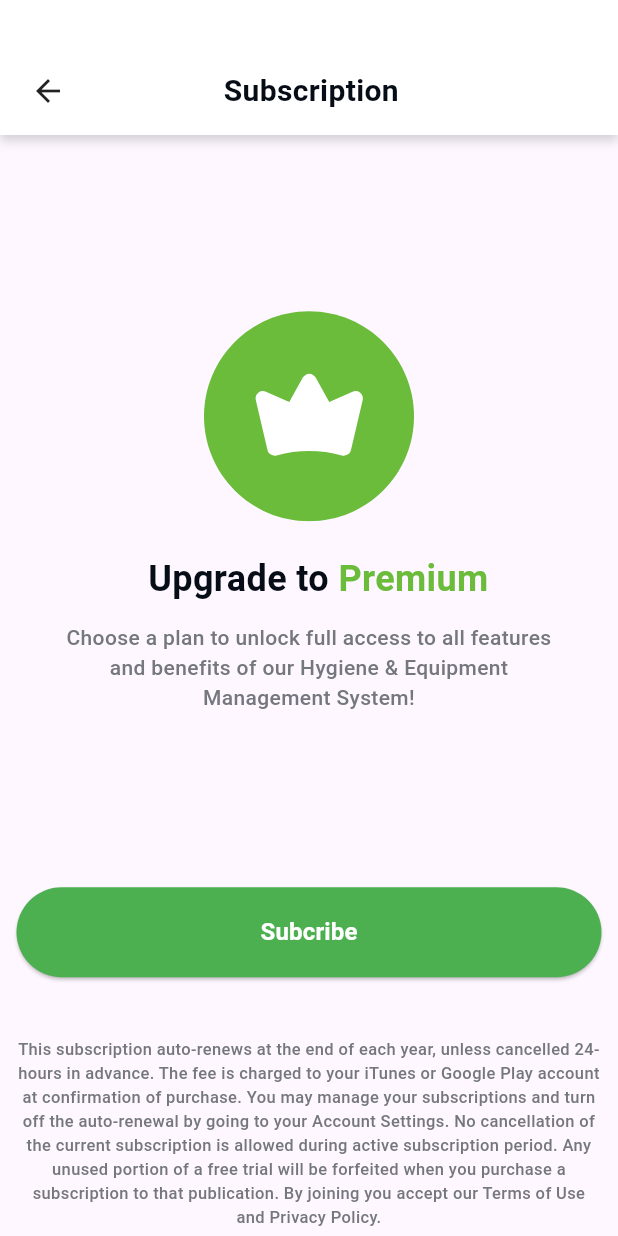
After one commit to indrajeet62051/food_checker, a Flutter app: the Subscription screen opened directly, on a phone screen of 412 x 824 dp. The commit adds this screen. Run offline on Flutter 3.47's test engine with Material 3 defaults, Android fonts, the phone set to English and light mode, and no system bars; our stand-ins replace dotted_border, flutter_svg, image_picker; Roboto replaces fonts that are missing (PlusJakartaSans); project files that could hold a hidden picture were left out.

Commit message:
sunnb_profile_ui

```diff
--- a/lib/screens/fragment_screen/profile/Sub_Profile_Screens/edit_profile.dart
+++ b/lib/screens/fragment_screen/profile/Sub_Profile_Screens/edit_profile.dart
@@ -88,7 +88,7 @@ Widget commAppBar({
         children: [
           Row(children: [
             Padding(
-              padding: const EdgeInsets.only(right: 105),
+              padding: const EdgeInsets.only(right: 130),
               child: GestureDetector(onTap:  onTap,
                   child: Icon(Icons.arrow_back)),
             ),
--- /dev/null
+++ b/lib/screens/fragment_screen/profile/Sub_Profile_Screens/subscription.dart
@@ -0,0 +1,89 @@
+import 'package:flutter/cupertino.dart';
+import 'package:flutter/material.dart';
+import 'package:flutter_svg/flutter_svg.dart';
+import 'package:food_checker/generated/assets.dart';
+import 'package:food_checker/screens/widget/common_button.dart';
+
+import '../../../../core/Constrants/color.dart';
+import '../../../widget/card.dart';
+import '../../../widget/text.dart';
+
+class Subscription extends StatefulWidget{
+  @override
+  State<StatefulWidget> createState() => subscription();
+
+
+}
+
+class subscription extends State<Subscription>{
+  @override
+  Widget build(BuildContext context) {
+    final ScreenHight = MediaQuery.of(context).size.height;
+    return Scaffold(
+
+      body: SingleChildScrollView(
+        child: Column(children: [
+          Container(
+            height: 90, width: ScreenWight,
+            decoration: BoxDecoration(
+              color: Colors.white,
+              boxShadow: [ BoxShadow(
+                color: graycol.withOpacity(0.3), blurRadius: 5, offset: Offset(0, 4),
+              )
+              ],),
+            child: Padding(
+              padding: const EdgeInsets.only(left: 20,right: 20),
+              child: Column(mainAxisAlignment: MainAxisAlignment.end,
+                children: [
+                  Row(children: [
+                    Padding(
+                      padding: const EdgeInsets.only(right: 105),
+                      child: GestureDetector(onTap:  () {
+                        Navigator.pop(context);
+                      },
+                          child: Icon(Icons.arrow_back)),
+                    ),
+
+                    commonText(text: "Subscription", txtSize: 20, color: black, fontWeight: FontWeight.w600,),
+                  ]),
+                  SizedBox(height: 15),
+                ],
+              ),
+            ),),
+          SizedBox(height:ScreenHight*0.6086,width: ScreenWight*0.9069,
+          child: Column(mainAxisAlignment: MainAxisAlignment.center,
+            children: [
+            SvgPicture.asset(Assets.iconsSubscription2),
+            Padding(
+              padding: const EdgeInsets.only(top: 21,bottom: 12),
+              child: Row(children: [SizedBox(width: ScreenWight*0.2039,),
+                commonText(text: "Upgrade to ", txtSize: 24,fontWeight: FontWeight.w700,color: black),
+                commonText(text: "Premium", txtSize: 24,fontWeight: FontWeight.w700,color: green)
+              ],),
+            ),
+            SizedBox(width: ScreenWight*0.8139,
+                child: Text(
+                  "Choose a plan to unlock full access to all features and benefits of our Hygiene & Equipment Management System!",
+                style: TextStyle(color: graycol,fontWeight: FontWeight.w500,fontSize: 14),textAlign: TextAlign.center,))
+            ],
+          ),),
+          SizedBox(width: ScreenWight*0.9069,height: 60,
+            child: commonButton(text: "Subcribe",onPress: () {
+              Navigator.pop(context);
+            },),
+          ),
+          SizedBox(height: 40,),
+          SizedBox(width: ScreenWight*0.9069,
+              child: Text(
+                "This subscription auto-renews at the end of each year, unless cancelled 24-hours in advance. The fee is charged to your iTunes or Google Play account at confirmation of purchase. You may manage your subscriptions and turn off the auto-renewal by going to your Account Settings. No cancellation of the current subscription is allowed during active subscription period. Any unused portion of a free trial will be forfeited when you purchase a subscription to that publication. By joining you accept our Terms of Use and Privacy Policy.",
+                style: TextStyle(color: graycol,fontWeight: FontWeight.w500,fontSize: 11),textAlign: TextAlign.center,))
+
+
+
+
+        ],),
+      ),
+    );
+  }
+
+}
--- a/lib/screens/fragment_screen/profile/profile_screen2.dart
+++ b/lib/screens/fragment_screen/profile/profile_screen2.dart
@@ -8,6 +8,7 @@ import 'package:food_checker/screens/widget/row.dart';
 import 'Sub_Profile_Screens/Language.dart';
 import 'Sub_Profile_Screens/change_password.dart';
 import 'Sub_Profile_Screens/edit_profile.dart';
+import 'Sub_Profile_Screens/subscription.dart';
 
 class ProfileScreen2 extends StatefulWidget {
   @override
@@ -33,7 +34,9 @@ class Profile_screen extends State<ProfileScreen2> {
       ProfileItem(imagePath: 'assets/icons/language.svg', rowText: 'Language',onTap: () {
         Navigator.push(context, MaterialPageRoute(builder: (context)=> Language()));
       },),
-      ProfileItem(imagePath: 'assets/icons/Subscription.svg', rowText: 'Subscription'),
+      ProfileItem(imagePath: 'assets/icons/Subscription.svg', rowText: 'Subscription',onTap: () {
+        Navigator.push(context, MaterialPageRoute(builder: (context)=> Subscription()));
+      },),
       ProfileItem(imagePath: 'assets/icons/Export.svg', rowText: 'Export'),
       ProfileItem(imagePath: 'assets/icons/delete_profile.svg', rowText: 'Delete Account',onTap: () {
         Navigator.push(context, MaterialPageRoute(builder: (context) => Signin()));
```
Also changed, not shown: assets/icons/Subscription2.svg (added), lib/generated/assets.dart.
